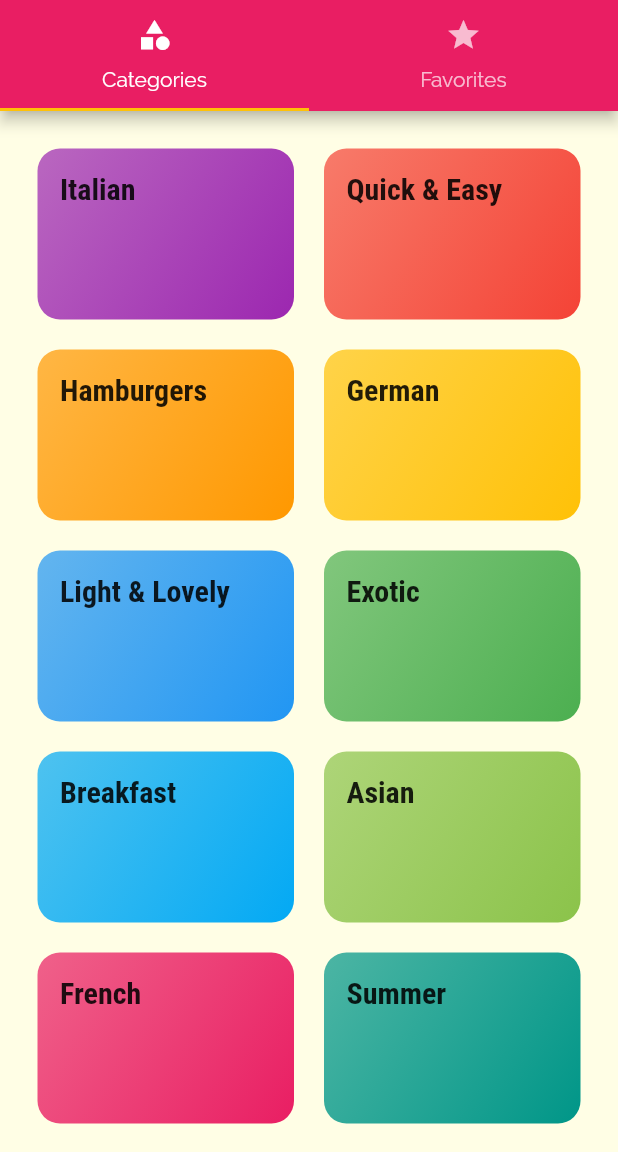
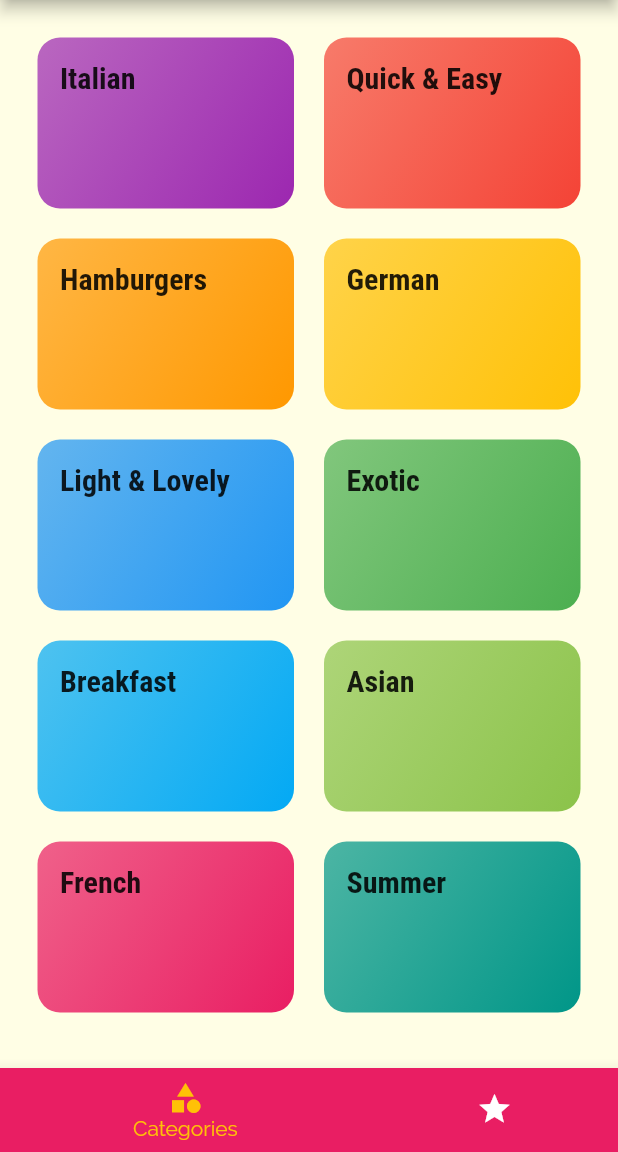
Before and after one commit to GBRBD/mealsapp, a Flutter app: the screen it shows after launch, on a phone screen of 412 x 824 dp, the part 84-1236 px from its top. Run offline on Flutter 3.47's test engine with Material 2 defaults, Android fonts, the phone set to English and light mode, and no system bars.

```diff
--- a/lib/screens/favorites_screen.dart
+++ b/lib/screens/favorites_screen.dart
@@ -3,6 +3,8 @@ import 'package:flutter/material.dart';
 class FavoritesScreen extends StatelessWidget {
   @override
   Widget build(BuildContext context) {
-    return Container(child: Text('fav'));
+    return Container(
+      child: Text('fav'),
+    );
   }
 }
--- a/lib/screens/tabs_screen.dart
+++ b/lib/screens/tabs_screen.dart
@@ -8,33 +8,76 @@ class TabsScreen extends StatefulWidget {
 }
 
 class _TabsScreenState extends State<TabsScreen> {
+  List<Widget> _pages = [CategoriesScreen(), FavoritesScreen()];
+  int _selectedPageIndex = 0;
+
+  void _selectPage(int index) {
+    setState(() {
+      _selectedPageIndex = index;
+    });
+  }
+
   @override
   Widget build(BuildContext context) {
-    return DefaultTabController(
-      length: 2,
-      child: Scaffold(
+    return Scaffold(
       appBar: AppBar(
         title: Text('Meals'),
-          bottom: TabBar(
-            tabs: <Widget>[
-              Tab(
+      ),
+      body: _pages[_selectedPageIndex],
+      bottomNavigationBar: BottomNavigationBar(
+        onTap: _selectPage,
+        currentIndex: _selectedPageIndex,
+        unselectedItemColor: Colors.white,
+        backgroundColor: Theme.of(context).primaryColor,
+        selectedItemColor: Theme.of(context).accentColor,
+        type: BottomNavigationBarType.shifting,
+        items: [
+          BottomNavigationBarItem(
+            backgroundColor: Theme.of(context).primaryColor,
             icon: Icon(Icons.category),
-                text: 'Categories',
+            title: Text('Categories'),
           ),
-              Tab(
+          BottomNavigationBarItem(
+            backgroundColor: Theme.of(context).primaryColor,
             icon: Icon(Icons.star),
-                text: 'Favorites',
+            title: Text('Favorites'),
           ),
         ],
       ),
-        ),
-        body: TabBarView(
-          children: <Widget>[
-            CategoriesScreen(),
-            FavoritesScreen(),
-          ],
-        ),
-      ),
     );
   }
+
+  //Top tabbar
+
+  // @override
+  // Widget build(BuildContext context) {
+  //   return DefaultTabController(
+  //     length: 2,
+  //     child: Scaffold(
+  //       appBar: AppBar(
+  //         title: Text('Meals'),
+  //         bottom: TabBar(
+
+  //           tabs: <Widget>[
+  //             Tab(
+  //               icon: Icon(Icons.category),
+  //               text: 'Categories',
+  //             ),
+  //             Tab(
+  //               icon: Icon(Icons.star),
+  //               text: 'Favorites',
+  //             ),
+  //           ],
+  //         ),
+  //       ),
+  //       body: TabBarView(
+  //         children: <Widget>[
+  //           CategoriesScreen(),
+  //           FavoritesScreen(),
+  //         ],
+  //       ),
+  //     ),
+  //   );
+  // }
+
 }
```
Lines whose indentation alone changed are shown as unchanged.
